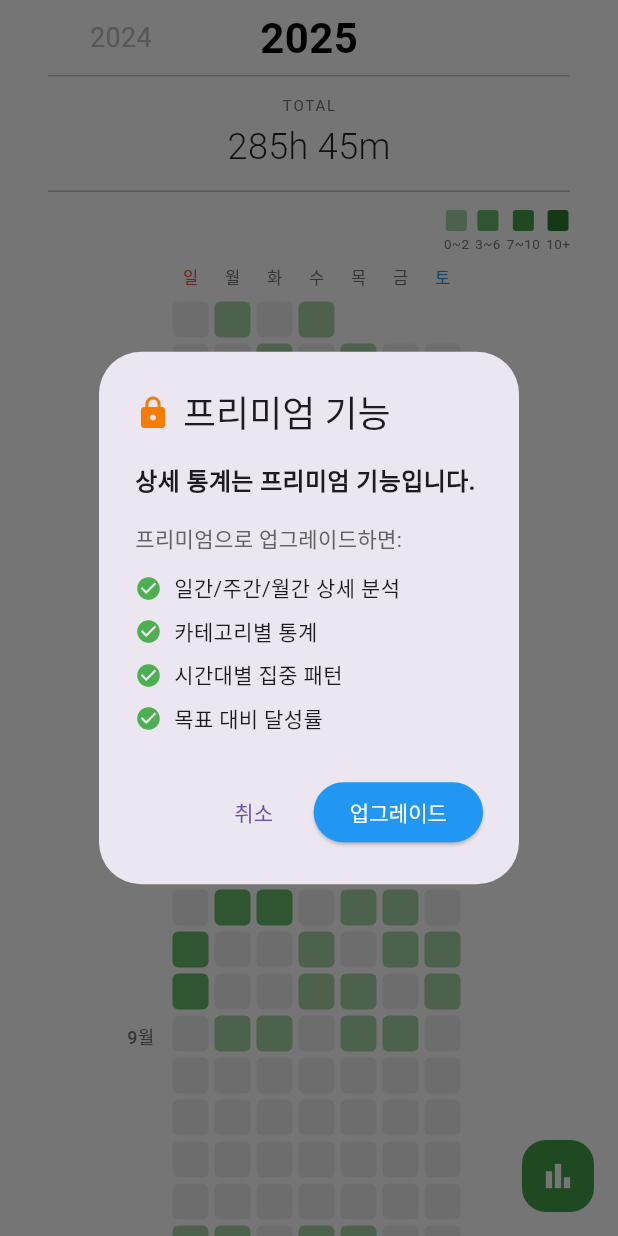
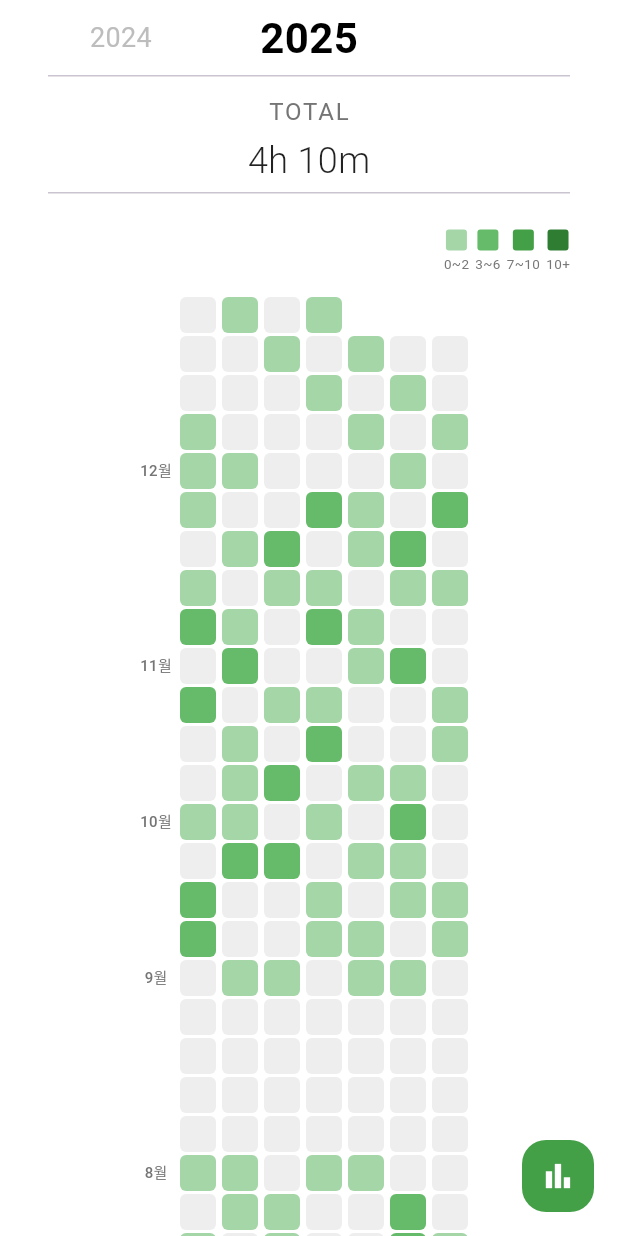
Before and after one commit to solve-z/TimeDog_Test, a Flutter app: the StatisticsScreen screen opened directly, after a tap on the "bar chart" icon, on a phone screen of 412 x 824 dp. Run offline on Flutter 3.47's test engine with Material 3 defaults, Android fonts, the phone set to English and light mode, and no system bars; our stand-ins replace audioplayers, device_info_plus, flutter_local_notifications, flutter_riverpod, flutter_svg, logger and 3 more; missing offline and left inert: audio_session, flutter_foreground_task; accounts and stored records are empty; statements that could not run were skipped.

Commit message:
feat: 통계뷰 재작성

```diff
--- a/lib/screen/main/tab/statistics/s_statistics.dart
+++ b/lib/screen/main/tab/statistics/s_statistics.dart
@@ -1,5 +1,5 @@
 import 'package:flutter/material.dart';
-import 'w_heatmap_calendar.dart';
+import 'package:timedog_test/screen/main/tab/statistics/w_heatmap_calendar.dart';
 
 class StatisticsScreen extends StatefulWidget {
   const StatisticsScreen({super.key});
@@ -9,17 +9,25 @@ class StatisticsScreen extends StatefulWidget {
 }
 
 class _StatisticsScreenState extends State<StatisticsScreen> {
-  int _selectedYear = DateTime.now().year;
+  late int _selectedYear;
   DateTime? _selectedDate;
-  PageController? _yearPageController;
+  int _currentYear = DateTime.now().year;
+  final int _startYear = 2022;
+  late final List<int> _years = List.generate(
+    _currentYear - _startYear + 1,
+    (i) => _startYear + i,
+  );
+  late PageController? _yearPageController;
 
   @override
   void initState() {
     super.initState();
     _yearPageController = PageController(
-      initialPage: 4, // 과거 4년 + 현재 = index 4
+      initialPage: _years.length - 1,
       viewportFraction: 0.33,
     );
+
+    _selectedYear = _currentYear;
   }
 
   @override
@@ -32,33 +40,33 @@ class _StatisticsScreenState extends State<StatisticsScreen> {
   Widget build(BuildContext context) {
     return Scaffold(
       body: SafeArea(
+        child: SingleChildScrollView(
           child: Column(
             children: [
               _buildYearSelector(),
               _buildTotalSection(),
               _buildLegend(),
               const SizedBox(height: 8),
-            Expanded(
-              child: HeatmapCalendar(
+              HeatmapCalendar(
                 year: _selectedYear,
                 data: _getDummyData(),
                 onDayTap: (date) {
                   setState(() {
                     _selectedDate = date;
                   });
-                  _showDayDetail(date);
                 },
-              ),
               ),
             ],
           ),
         ),
+      ),
+
       floatingActionButton: SizedBox(
         width: 48,
         height: 48,
         child: FloatingActionButton(
           elevation: 0,
-          onPressed: _openDetailedStatistics,
+          onPressed: () {},
           backgroundColor: Colors.green[600],
           child: const Icon(Icons.bar_chart, color: Colors.white, size: 24),
         ),
@@ -67,30 +75,20 @@ class _StatisticsScreenState extends State<StatisticsScreen> {
   }
 
   Widget _buildYearSelector() {
-    final currentYear = DateTime.now().year;
-    final years = List.generate(
-      5,
-      (index) => currentYear - 4 + index,
-    ); // 과거 4년 + 현재
-
-    if (_yearPageController == null) {
-      return const SizedBox(height: 50);
-    }
-
     return Padding(
       padding: const EdgeInsets.symmetric(horizontal: 16),
       child: SizedBox(
         height: 50,
         child: PageView.builder(
-          controller: _yearPageController!,
+          controller: _yearPageController,
           onPageChanged: (index) {
             setState(() {
-              _selectedYear = years[index];
+              _selectedYear = _years[index];
             });
           },
-          itemCount: years.length,
+          itemCount: _years.length,
           itemBuilder: (context, index) {
-            final year = years[index];
+            final year = _years[index];
             return Center(child: _buildYearTab(year));
           },
         ),
@@ -111,7 +109,7 @@ class _StatisticsScreenState extends State<StatisticsScreen> {
   }
 
   Widget _buildTotalSection() {
-    final totalMinutes = _calculateTotalMinutes();
+    final totalMinutes = 250;
     final hours = totalMinutes ~/ 60;
     final minutes = totalMinutes % 60;
 
@@ -122,13 +120,13 @@ class _StatisticsScreenState extends State<StatisticsScreen> {
           child: Divider(height: 1),
         ),
         Padding(
-          padding: const EdgeInsets.symmetric(vertical: 12),
+          padding: EdgeInsets.symmetric(vertical: 12),
           child: Column(
             children: [
               Text(
                 'TOTAL',
                 style: TextStyle(
-                  fontSize: 10,
+                  fontSize: 16,
                   color: Colors.grey[600],
                   letterSpacing: 1.2,
                 ),
@@ -142,12 +140,13 @@ class _StatisticsScreenState extends State<StatisticsScreen> {
                   color: Colors.black87,
                 ),
               ),
-            ],
-          ),
-        ),
+              const SizedBox(height: 4),
               const Padding(
                 padding: EdgeInsets.symmetric(horizontal: 32),
                 child: Divider(height: 1),
+              ),
+            ],
+          ),
         ),
       ],
     );
@@ -189,12 +188,12 @@ class _StatisticsScreenState extends State<StatisticsScreen> {
   }
 
   Map<DateTime, int> _getDummyData() {
-    // 더미 데이터 생성
     final data = <DateTime, int>{};
     final random = [0, 30, 45, 60, 90, 120, 150, 180];
 
     for (int month = 1; month <= 12; month++) {
       final daysInMonth = DateTime(_selectedYear, month + 1, 0).day;
+
       for (int day = 1; day <= daysInMonth; day++) {
         final date = DateTime(_selectedYear, month, day);
         // 랜덤하게 데이터 생성 (약 70%의 날짜에만 데이터 있음)
@@ -206,147 +205,4 @@ class _StatisticsScreenState extends State<StatisticsScreen> {
 
     return data;
   }
-
-  int _calculateTotalMinutes() {
-    final data = _getDummyData();
-    return data.values.fold(0, (sum, minutes) => sum + minutes);
 }
-
-  void _showDayDetail(DateTime date) {
-    final minutes = _getDummyData()[date] ?? 0;
-    final hours = minutes ~/ 60;
-    final mins = minutes % 60;
-
-    showDialog(
-      context: context,
-      builder:
-          (context) => AlertDialog(
-            title: Text(
-              '${date.month}월 ${date.day}일',
-              style: const TextStyle(fontWeight: FontWeight.bold),
-            ),
-            content: Column(
-              mainAxisSize: MainAxisSize.min,
-              crossAxisAlignment: CrossAxisAlignment.start,
-              children: [
-                Row(
-                  children: [
-                    const Icon(Icons.timer, color: Colors.blue),
-                    const SizedBox(width: 8),
-                    Text(
-                      '집중시간: ${hours}시간 ${mins}분',
-                      style: const TextStyle(fontSize: 16),
-                    ),
-                  ],
-                ),
-                if (minutes > 0) ...[
-                  const SizedBox(height: 12),
-                  const Divider(),
-                  const SizedBox(height: 8),
-                  Text(
-                    '완료한 할일',
-                    style: TextStyle(
-                      fontSize: 14,
-                      color: Colors.grey[600],
-                      fontWeight: FontWeight.bold,
-                    ),
-                  ),
-                  const SizedBox(height: 8),
-                  Text(
-                    '• 프로젝트 기획서 작성\n• 알고리즘 문제 3개 풀기\n• 운동 30분',
-                    style: TextStyle(
-                      fontSize: 14,
-                      color: Colors.grey[800],
-                      height: 1.5,
-                    ),
-                  ),
-                ],
-              ],
-            ),
-            actions: [
-              TextButton(
-                onPressed: () => Navigator.pop(context),
-                child: const Text('닫기'),
-              ),
-            ],
-          ),
-    );
-  }
-
-  void _openDetailedStatistics() {
-    // TODO: 프리미엄 체크
-    final isPremium = false; // 실제로는 상태 관리에서 가져와야 함
-
-    if (!isPremium) {
-      _showPremiumDialog();
-    } else {
-      // TODO: 상세 통계 화면으로 이동
-    }
-  }
-
-  void _showPremiumDialog() {
-    showDialog(
-      context: context,
-      builder:
-          (context) => AlertDialog(
-            title: Row(
-              children: [
-                Icon(Icons.lock, color: Colors.orange[700]),
-                const SizedBox(width: 8),
-                const Text('프리미엄 기능'),
-              ],
-            ),
-            content: Column(
-              mainAxisSize: MainAxisSize.min,
-              crossAxisAlignment: CrossAxisAlignment.start,
-              children: [
-                const Text(
-                  '상세 통계는 프리미엄 기능입니다.',
-                  style: TextStyle(fontSize: 16, fontWeight: FontWeight.bold),
-                ),
-                const SizedBox(height: 16),
-                Text(
-                  '프리미엄으로 업그레이드하면:',
-                  style: TextStyle(fontSize: 14, color: Colors.grey[700]),
-                ),
-                const SizedBox(height: 8),
-                _buildPremiumFeature('일간/주간/월간 상세 분석'),
-                _buildPremiumFeature('카테고리별 통계'),
-                _buildPremiumFeature('시간대별 집중 패턴'),
-                _buildPremiumFeature('목표 대비 달성률'),
-              ],
-            ),
-            actions: [
-              TextButton(
-                onPressed: () => Navigator.pop(context),
-                child: const Text('취소'),
-              ),
-              ElevatedButton(
-                onPressed: () {
-                  Navigator.pop(context);
-                  // TODO: 프리미엄 구매 페이지로 이동
-                },
-                style: ElevatedButton.styleFrom(
-                  backgroundColor: Colors.blue,
-                  foregroundColor: Colors.white,
-                ),
-                child: const Text('업그레이드'),
-              ),
-            ],
-          ),
-    );
-  }
-
-  Widget _buildPremiumFeature(String text) {
-    return Padding(
-      padding: const EdgeInsets.symmetric(vertical: 4),
-      child: Row(
-        children: [
-          const Icon(Icons.check_circle, size: 18, color: Colors.green),
-          const SizedBox(width: 8),
-          Text(text, style: const TextStyle(fontSize: 14)),
-        ],
-      ),
-    );
-  }
-}
--- a/lib/screen/main/tab/statistics/w_heatmap_calendar.dart
+++ b/lib/screen/main/tab/statistics/w_heatmap_calendar.dart
@@ -2,7 +2,7 @@ import 'package:flutter/material.dart';
 
 class HeatmapCalendar extends StatefulWidget {
   final int year;
-  final Map<DateTime, int> data; // 날짜별 집중시간(분)
+  final Map<DateTime, int> data; //날짜별 집중시간(분)
   final Function(DateTime)? onDayTap;
 
   const HeatmapCalendar({
@@ -22,20 +22,16 @@ class _HeatmapCalendarState extends State<HeatmapCalendar> {
     return LayoutBuilder(
       builder: (context, constraints) {
         const gridWidth = 7 * 28.0;
-        const monthLabelWidth = 42.0;
-        final totalContentWidth = monthLabelWidth + 12 + gridWidth;
-        final leftPadding = (constraints.maxWidth - totalContentWidth) / 2 - 8;
-        final rightPadding = (constraints.maxWidth - totalContentWidth) / 2;
+        const monthLabelWidth = 32.0;
+        final totalContentWidth = monthLabelWidth + gridWidth;
+        final leftPadding = (constraints.maxWidth - totalContentWidth) / 2;
 
-        return SingleChildScrollView(
-          child: Row(
-            crossAxisAlignment: CrossAxisAlignment.start,
-            children: [
-              SizedBox(width: leftPadding.clamp(16.0, double.infinity)),
-              _buildMonthLabelsWithGrid(),
-              SizedBox(width: rightPadding.clamp(16.0, double.infinity)),
-            ],
-          ),
+        return Row(
+          children: [
+            SizedBox(width: leftPadding.clamp(16.0, double.infinity)),
+            _buildMonthLabelsWithGrid(),
+            SizedBox(width: leftPadding.clamp(16.0, double.infinity)),
+          ],
         );
       },
     );
@@ -80,33 +76,30 @@ class _HeatmapCalendarState extends State<HeatmapCalendar> {
 
     return Column(
       crossAxisAlignment: CrossAxisAlignment.start,
-      children: [
-        _buildWeekdayLabels(),
-        const SizedBox(height: 8),
-        Column(children: rows),
-      ],
+      children: [const SizedBox(height: 8), Column(children: rows)],
     );
   }
 
   Widget _buildWeekRow(DateTime weekStart, String? monthLabel) {
     return SizedBox(
-      height: 28,
+      height: 26, // 그리드 위아래 간격 조절
       child: Row(
         crossAxisAlignment: CrossAxisAlignment.start,
         children: [
           // 월 라벨 영역
           SizedBox(
-            width: 42,
+            width: 28,
+            height: 24,
             child:
                 monthLabel != null
-                    ? Align(
-                      alignment: Alignment.centerRight,
-                      child: Padding(
-                        padding: const EdgeInsets.only(right: 12),
+                    ? Container(
+                      margin: const EdgeInsets.only(right: 4),
+                      child: Align(
+                        alignment: Alignment.center,
                         child: Text(
                           monthLabel,
                           style: TextStyle(
-                            fontSize: 12,
+                            fontSize: 10,
                             color: Colors.grey[600],
                             fontWeight: FontWeight.w500,
                           ),
@@ -147,34 +140,6 @@ class _HeatmapCalendarState extends State<HeatmapCalendar> {
     );
   }
 
-  Widget _buildWeekdayLabels() {
-    const weekdays = ['일', '월', '화', '수', '목', '금', '토'];
-    return Row(
-      children: [
-        const SizedBox(width: 42), // 월 라벨 영역
-        ...List.generate(weekdays.length, (index) {
-          final day = weekdays[index];
-          Color dayColor;
-
-          if (index == 0) {
-            dayColor = Colors.red; // 일요일
-          } else if (index == 6) {
-            dayColor = Colors.blue; // 토요일
-          } else {
-            dayColor = Colors.grey[600]!;
-          }
-
-          return Container(
-            width: 24,
-            alignment: Alignment.center,
-            margin: const EdgeInsets.only(right: 4),
-            child: Text(day, style: TextStyle(fontSize: 11, color: dayColor)),
-          );
-        }),
-      ],
-    );
-  }
-
   Color _getColor(int minutes) {
     if (minutes == 0) return Colors.grey[200]!;
     if (minutes <= 120) return Colors.green[200]!; // 0~2시간
```
Lines whose indentation alone changed are shown as unchanged.
